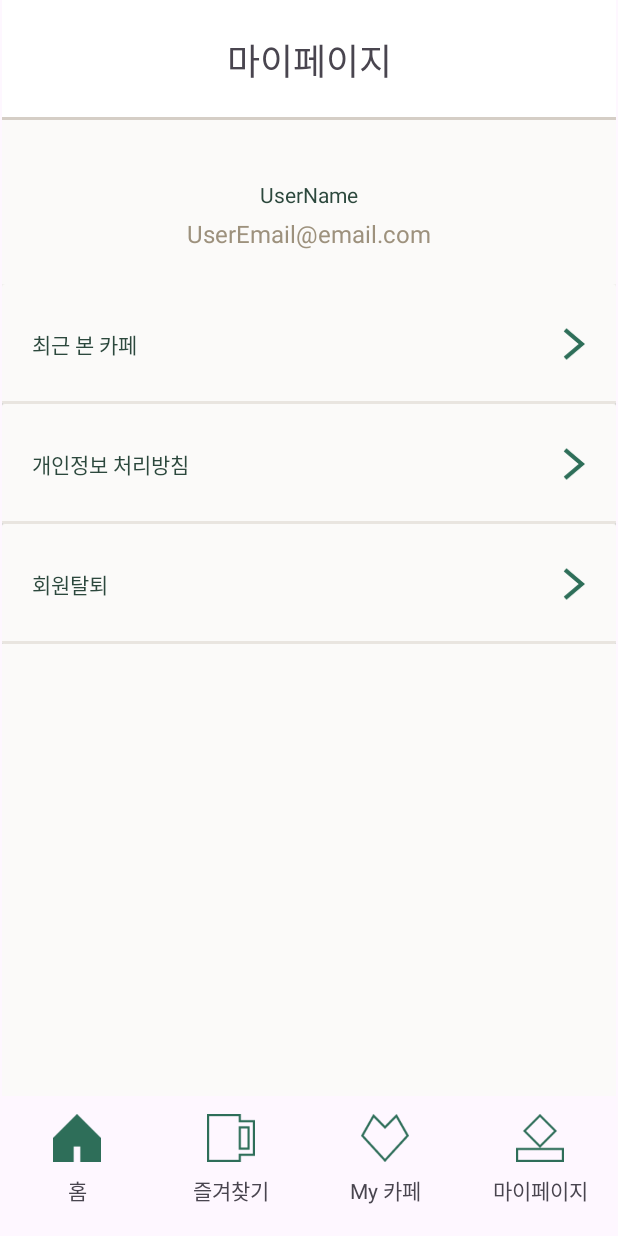
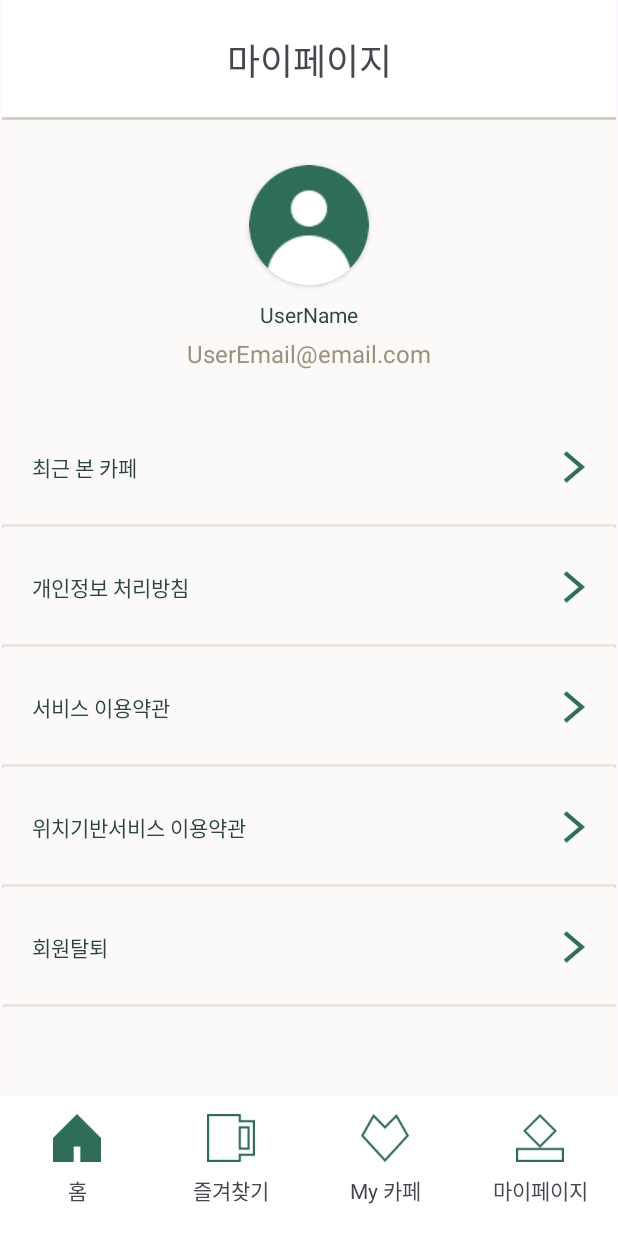
Before and after one commit to SKKUCapstone/Ca_stard_app, an Android app: the fragment MyPageFragment placed in its activity, on a phone screen of 412 x 824 dp. Run offline under Robolectric (Android 15) with nearby library versions, the phone set to English and light mode, and no system bars; our stand-ins replace FlexboxLayout; libraries missing offline, so code that uses them is left out: com.github.mikephil.charting, com.kakao.vectormap; 2 statements that could not run were skipped.

Commit message:
✨ Feat: My-page: Additional rows
added service agreement rows

```diff
--- a/app/build.gradle.kts
+++ b/app/build.gradle.kts
@@ -1,3 +1,5 @@
+import org.gradle.internal.impldep.software.amazon.ion.impl.PrivateIonConstants.True
+
 plugins {
     id("com.android.application")
     id("org.jetbrains.kotlin.android")
--- a/app/src/main/res/layout/activity_main.xml
+++ b/app/src/main/res/layout/activity_main.xml
@@ -24,11 +24,12 @@
         android:id="@+id/linearLayout"
         android:layout_width="match_parent"
         android:layout_height="wrap_content"
+        android:background="@color/white"
         android:orientation="horizontal"
         android:paddingVertical="12dp"
         app:layout_constraintBottom_toBottomOf="parent"
-        app:layout_constraintEnd_toEndOf="parent"
-        app:layout_constraintStart_toStartOf="parent"
+        app:layout_constraintEnd_toEndOf="@id/frameLayout"
+        app:layout_constraintStart_toStartOf="@id/frameLayout"
         app:layout_constraintTop_toBottomOf="@+id/frameLayout">
 
 
@@ -36,9 +37,9 @@
             android:id="@+id/homeBtn"
             android:layout_width="wrap_content"
             android:layout_height="match_parent"
-            android:orientation="vertical"
+            android:layout_weight="1"
             android:gravity="center"
-            android:layout_weight="1" >
+            android:orientation="vertical">
 
             <ImageView
                 android:id="@+id/homeIcon"
@@ -50,17 +51,18 @@
             <TextView
                 android:layout_width="match_parent"
                 android:layout_height="wrap_content"
+                android:layout_margin="8dp"
                 android:gravity="center"
-                android:text="홈"
-                android:layout_margin="8dp"/>
+                android:text="홈" />
         </LinearLayout>
+
         <LinearLayout
             android:id="@+id/favBtn"
             android:layout_width="wrap_content"
             android:layout_height="match_parent"
-            android:orientation="vertical"
+            android:layout_weight="1"
             android:gravity="center"
-            android:layout_weight="1" >
+            android:orientation="vertical">
 
             <ImageView
                 android:id="@+id/favIcon"
@@ -72,17 +74,18 @@
             <TextView
                 android:layout_width="match_parent"
                 android:layout_height="wrap_content"
+                android:layout_margin="8dp"
                 android:gravity="center"
-                android:text="즐겨찾기"
-                android:layout_margin="8dp"/>
+                android:text="즐겨찾기" />
         </LinearLayout>
+
         <LinearLayout
             android:id="@+id/myCafeBtn"
             android:layout_width="wrap_content"
             android:layout_height="match_parent"
-            android:orientation="vertical"
+            android:layout_weight="1"
             android:gravity="center"
-            android:layout_weight="1" >
+            android:orientation="vertical">
 
             <ImageView
                 android:id="@+id/myCafeIcon"
@@ -94,17 +97,18 @@
             <TextView
                 android:layout_width="match_parent"
                 android:layout_height="wrap_content"
+                android:layout_margin="8dp"
                 android:gravity="center"
-                android:text="My 카페"
-                android:layout_margin="8dp"/>
+                android:text="My 카페" />
         </LinearLayout>
+
         <LinearLayout
             android:id="@+id/myPageBtn"
             android:layout_width="wrap_content"
             android:layout_height="match_parent"
-            android:orientation="vertical"
+            android:layout_weight="1"
             android:gravity="center"
-            android:layout_weight="1" >
+            android:orientation="vertical">
 
             <ImageView
                 android:id="@+id/myPageIcon"
@@ -116,13 +120,10 @@
             <TextView
                 android:layout_width="match_parent"
                 android:layout_height="wrap_content"
+                android:layout_margin="8dp"
                 android:gravity="center"
-                android:text="마이페이지"
-                android:layout_margin="8dp"/>
+                android:text="마이페이지" />
         </LinearLayout>
-
-
-
 
 
     </LinearLayout>
--- a/app/src/main/res/layout/fragment_my_page.xml
+++ b/app/src/main/res/layout/fragment_my_page.xml
@@ -13,10 +13,12 @@
     <androidx.constraintlayout.widget.ConstraintLayout
         android:layout_width="match_parent"
         android:layout_height="match_parent"
+        android:background="#FBFAF9"
         android:text="This is MYPAGE"
-        android:background="#FBFAF9"
         app:layout_constraintEnd_toEndOf="parent"
-        app:layout_constraintStart_toStartOf="parent">
+        app:layout_constraintHorizontal_bias="0.0"
+        app:layout_constraintStart_toStartOf="parent"
+        tools:layout_editor_absoluteY="-16dp">
 
         <androidx.constraintlayout.widget.ConstraintLayout
             android:id="@+id/constraintLayout"
@@ -57,30 +59,30 @@
                 android:layout_width="wrap_content"
                 android:layout_height="match_parent"
                 android:layout_gravity="center"
-                tools:src="@tools:sample/avatars" />
+                android:src="@drawable/deafult_profile"
+                />
         </androidx.cardview.widget.CardView>
 
         <TextView
             android:id="@+id/userName"
             android:layout_width="wrap_content"
             android:layout_height="wrap_content"
+            android:layout_marginTop="10dp"
             android:text="UserName"
             android:textColor="#2C483D"
-            android:layout_marginTop="10dp"
             app:layout_constraintEnd_toEndOf="parent"
 
             app:layout_constraintStart_toStartOf="parent"
-            app:layout_constraintTop_toBottomOf="@+id/cardView"
-            />
+            app:layout_constraintTop_toBottomOf="@+id/cardView" />
 
         <TextView
             android:id="@+id/userEmail"
             android:layout_width="wrap_content"
             android:layout_height="wrap_content"
             android:layout_marginTop="5dp"
+            android:text="UserEmail@email.com"
+            android:textColor="#9D917D"
             android:textSize="16sp"
-            android:textColor="#9D917D"
-            android:text="UserEmail@email.com"
             app:layout_constraintEnd_toEndOf="parent"
             app:layout_constraintStart_toStartOf="parent"
             app:layout_constraintTop_toBottomOf="@+id/userName" />
@@ -89,6 +91,7 @@
             android:layout_width="0dp"
             android:layout_height="wrap_content"
             android:orientation="vertical"
+            android:layout_marginTop="20dp"
             app:layout_constraintBottom_toBottomOf="parent"
             app:layout_constraintEnd_toEndOf="parent"
             app:layout_constraintStart_toStartOf="parent"
@@ -96,22 +99,42 @@
             app:layout_constraintVertical_bias="0.06999999">
 
             <androidx.cardview.widget.CardView
+                android:id="@+id/recent_cafes"
                 android:layout_width="match_parent"
-                android:layout_height="80dp"
-                >
+                android:layout_height="80dp">
 
                 <TextView
-                    android:id="@+id/card_text1"
                     android:layout_width="match_parent"
                     android:layout_height="match_parent"
-                    android:textColor="#2C483D"
-                    android:paddingLeft="20dp"
                     android:background="@drawable/mypagecard"
                     android:gravity="center_vertical"
-                    android:text="최근 본 카페" />
+                    android:paddingLeft="20dp"
+                    android:text="최근 본 카페"
+                    android:textColor="#2C483D" />
 
                 <ImageView
-                    android:id="@+id/card_arrow1"
+                    android:layout_width="15dp"
+                    android:layout_height="match_parent"
+                    android:layout_gravity="end"
+                    android:layout_marginRight="20dp"
+                    android:src="@drawable/arrow" />
+            </androidx.cardview.widget.CardView>
+
+            <androidx.cardview.widget.CardView
+                android:id="@+id/pinfo_agreement"
+                android:layout_width="match_parent"
+                android:layout_height="80dp">
+
+                <TextView
+                    android:layout_width="match_parent"
+                    android:layout_height="match_parent"
+                    android:background="@drawable/mypagecard"
+                    android:gravity="center_vertical"
+                    android:paddingLeft="20dp"
+                    android:text="개인정보 처리방침"
+                    android:textColor="#2C483D" />
+
+                <ImageView
                     android:layout_width="15dp"
                     android:layout_height="match_parent"
                     android:layout_gravity="end"
@@ -119,22 +142,19 @@
                     android:src="@drawable/arrow" />
             </androidx.cardview.widget.CardView>
             <androidx.cardview.widget.CardView
+                android:id="@+id/service_agreement"
                 android:layout_width="match_parent"
-                android:layout_height="80dp"
-                >
-
+                android:layout_height="80dp">
                 <TextView
-                    android:id="@+id/card_text2"
                     android:layout_width="match_parent"
                     android:layout_height="match_parent"
-                    android:textColor="#2C483D"
-                    android:paddingLeft="20dp"
                     android:background="@drawable/mypagecard"
                     android:gravity="center_vertical"
-                    android:text="개인정보 처리방침" />
+                    android:paddingLeft="20dp"
+                    android:text="서비스 이용약관"
+                    android:textColor="#2C483D" />
 
                 <ImageView
-                    android:id="@+id/card_arrow2"
                     android:layout_width="15dp"
                     android:layout_height="match_parent"
                     android:layout_gravity="end"
@@ -142,22 +162,42 @@
                     android:src="@drawable/arrow" />
             </androidx.cardview.widget.CardView>
             <androidx.cardview.widget.CardView
+                android:id="@+id/place_agreement"
                 android:layout_width="match_parent"
-                android:layout_height="80dp"
-                >
+                android:layout_height="80dp">
 
                 <TextView
-                    android:id="@+id/card_text3"
                     android:layout_width="match_parent"
                     android:layout_height="match_parent"
-                    android:textColor="#2C483D"
-                    android:paddingLeft="20dp"
                     android:background="@drawable/mypagecard"
                     android:gravity="center_vertical"
-                    android:text="회원탈퇴" />
+                    android:paddingLeft="20dp"
+                    android:text="위치기반서비스 이용약관"
+                    android:textColor="#2C483D" />
 
                 <ImageView
-                    android:id="@+id/card_arrow3"
+                    android:id="@+id/card_arrow4"
+                    android:layout_width="15dp"
+                    android:layout_height="match_parent"
+                    android:layout_gravity="end"
+                    android:layout_marginRight="20dp"
+                    android:src="@drawable/arrow" />
+            </androidx.cardview.widget.CardView>
+            <androidx.cardview.widget.CardView
+                android:id="@+id/unregister"
+                android:layout_width="match_parent"
+                android:layout_height="80dp">
+
+                <TextView
+                    android:layout_width="match_parent"
+                    android:layout_height="match_parent"
+                    android:background="@drawable/mypagecard"
+                    android:gravity="center_vertical"
+                    android:paddingLeft="20dp"
+                    android:text="회원탈퇴"
+                    android:textColor="#2C483D" />
+
+                <ImageView
                     android:layout_width="15dp"
                     android:layout_height="match_parent"
                     android:layout_gravity="end"
```
Also changed, not shown: app/src/main/default_profile-playstore.png (added), app/src/main/res/drawable/deafult_profile.png (added).
